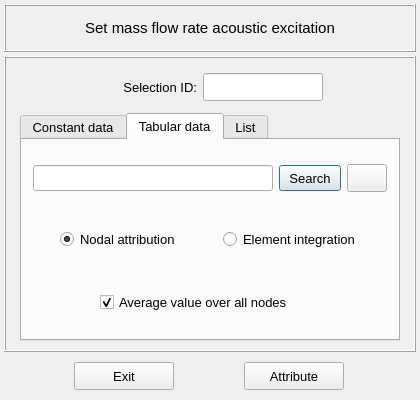
Before: the Qt Designer form vibra/interface/data/ui_files/model/setup/acoustic/mass_flow_rate_inputs.ui in MOPT-UFSC/VIBRA, drawn with Qt 5.
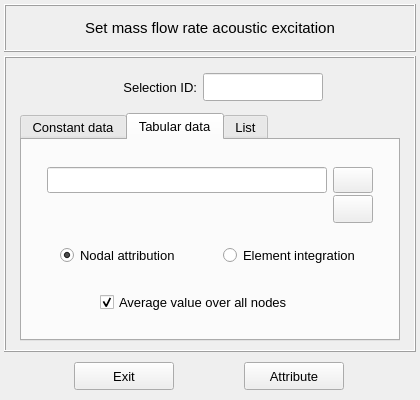
After: the same form once the commit is applied. The open tabs and pages were chosen to show the change. Icons and pictures are not drawn.

What changed in the file:
```diff
--- a/vibra/interface/data/ui_files/model/setup/acoustic/mass_flow_rate_inputs.ui
+++ b/vibra/interface/data/ui_files/model/setup/acoustic/mass_flow_rate_inputs.ui
@@ -682,15 +682,15 @@
           <property name="spacing">
            <number>2</number>
           </property>
-          <item row="2" column="0">
-           <widget class="QFrame" name="frame_21">
+          <item row="3" column="0">
+           <widget class="QFrame" name="frame_16">
             <property name="frameShape">
              <enum>QFrame::NoFrame</enum>
             </property>
             <property name="frameShadow">
              <enum>QFrame::Raised</enum>
             </property>
-            <layout class="QGridLayout" name="gridLayout_17">
+            <layout class="QGridLayout" name="gridLayout_15">
              <property name="leftMargin">
               <number>0</number>
              </property>
@@ -703,11 +703,58 @@
              <property name="bottomMargin">
               <number>0</number>
              </property>
-             <property name="spacing">
-              <number>0</number>
-             </property>
+             <item row="0" column="3">
+              <widget class="QRadioButton" name="radioButton_element_integration_table">
+               <property name="minimumSize">
+                <size>
+                 <width>0</width>
+                 <height>28</height>
+                </size>
+               </property>
+               <property name="maximumSize">
+                <size>
+                 <width>16777215</width>
+                 <height>28</height>
+                </size>
+               </property>
+               <property name="font">
+                <font>
+                 <pointsize>10</pointsize>
+                </font>
+               </property>
+               <property name="text">
+                <string>Element integration</string>
+               </property>
+              </widget>
+             </item>
              <item row="0" column="0">
-              <widget class="QCheckBox" name="checkBox_averaged_table_values">
+              <spacer name="horizontalSpacer_8">
+               <property name="orientation">
+                <enum>Qt::Horizontal</enum>
+               </property>
+               <property name="sizeHint" stdset="0">
+                <size>
+                 <width>40</width>
+                 <height>20</height>
+                </size>
+               </property>
+              </spacer>
+             </item>
+             <item row="0" column="2">
+              <spacer name="horizontalSpacer_9">
+               <property name="orientation">
+                <enum>Qt::Horizontal</enum>
+               </property>
+               <property name="sizeHint" stdset="0">
+                <size>
+                 <width>40</width>
+                 <height>20</height>
+                </size>
+               </property>
+              </spacer>
+             </item>
+             <item row="0" column="1">
+              <widget class="QRadioButton" name="radioButton_nodal_attribution_table">
                <property name="minimumSize">
                 <size>
                  <width>0</width>
@@ -716,7 +763,7 @@
                </property>
                <property name="maximumSize">
                 <size>
-                 <width>220</width>
+                 <width>16777215</width>
                  <height>28</height>
                 </size>
                </property>
@@ -726,17 +773,43 @@
                 </font>
                </property>
                <property name="text">
-                <string>Average value over all nodes</string>
+                <string>Nodal attribution</string>
                </property>
                <property name="checked">
                 <bool>true</bool>
                </property>
               </widget>
              </item>
+             <item row="0" column="4">
+              <spacer name="horizontalSpacer_10">
+               <property name="orientation">
+                <enum>Qt::Horizontal</enum>
+               </property>
+               <property name="sizeHint" stdset="0">
+                <size>
+                 <width>40</width>
+                 <height>20</height>
+                </size>
+               </property>
+              </spacer>
+             </item>
+             <item row="1" column="2">
+              <spacer name="verticalSpacer_4">
+               <property name="orientation">
+                <enum>Qt::Vertical</enum>
+               </property>
+               <property name="sizeHint" stdset="0">
+                <size>
+                 <width>20</width>
+                 <height>40</height>
+                </size>
+               </property>
+              </spacer>
+             </item>
             </layout>
            </widget>
           </item>
-          <item row="0" column="0">
+          <item row="1" column="0">
            <widget class="QFrame" name="frame_9">
             <property name="minimumSize">
              <size>
@@ -795,13 +868,13 @@
                </property>
                <property name="minimumSize">
                 <size>
-                 <width>240</width>
+                 <width>280</width>
                  <height>26</height>
                 </size>
                </property>
                <property name="maximumSize">
                 <size>
-                 <width>260</width>
+                 <width>280</width>
                  <height>26</height>
                 </size>
                </property>
@@ -833,13 +906,13 @@
                </property>
                <property name="minimumSize">
                 <size>
-                 <width>62</width>
+                 <width>40</width>
                  <height>26</height>
                 </size>
                </property>
                <property name="maximumSize">
                 <size>
-                 <width>62</width>
+                 <width>40</width>
                  <height>26</height>
                 </size>
                </property>
@@ -856,7 +929,14 @@
                 <string notr="true"/>
                </property>
                <property name="text">
-                <string>Search</string>
+                <string/>
+               </property>
+               <property name="icon">
+                <iconset resource="../../../../icons/resources.qrc">
+                 <normaloff>:/icons/document_search_blue.png</normaloff>:/icons/document_search_blue.png</iconset>
+               </property>
+               <property name="autoDefault">
+                <bool>false</bool>
                </property>
               </widget>
              </item>
@@ -873,7 +953,7 @@
                </property>
               </spacer>
              </item>
-             <item row="0" column="3">
+             <item row="1" column="2">
               <widget class="QPushButton" name="pushButton_change_frequency_setup">
                <property name="enabled">
                 <bool>true</bool>
@@ -924,20 +1004,23 @@
                  <height>20</height>
                 </size>
                </property>
+               <property name="autoDefault">
+                <bool>false</bool>
+               </property>
               </widget>
              </item>
             </layout>
            </widget>
           </item>
-          <item row="1" column="0">
-           <widget class="QFrame" name="frame_16">
+          <item row="4" column="0">
+           <widget class="QFrame" name="frame_21">
             <property name="frameShape">
              <enum>QFrame::NoFrame</enum>
             </property>
             <property name="frameShadow">
              <enum>QFrame::Raised</enum>
             </property>
-            <layout class="QGridLayout" name="gridLayout_15">
+            <layout class="QGridLayout" name="gridLayout_17">
              <property name="leftMargin">
               <number>0</number>
              </property>
@@ -950,8 +1033,11 @@
              <property name="bottomMargin">
               <number>0</number>
              </property>
-             <item row="0" column="1">
-              <widget class="QRadioButton" name="radioButton_nodal_attribution_table">
+             <property name="spacing">
+              <number>0</number>
+             </property>
+             <item row="0" column="0">
+              <widget class="QCheckBox" name="checkBox_averaged_table_values">
                <property name="minimumSize">
                 <size>
                  <width>0</width>
@@ -960,7 +1046,7 @@
                </property>
                <property name="maximumSize">
                 <size>
-                 <width>16777215</width>
+                 <width>220</width>
                  <height>28</height>
                 </size>
                </property>
@@ -970,79 +1056,55 @@
                 </font>
                </property>
                <property name="text">
-                <string>Nodal attribution</string>
+                <string>Average value over all nodes</string>
                </property>
                <property name="checked">
                 <bool>true</bool>
                </property>
               </widget>
              </item>
-             <item row="0" column="3">
-              <widget class="QRadioButton" name="radioButton_element_integration_table">
-               <property name="minimumSize">
-                <size>
-                 <width>0</width>
-                 <height>28</height>
-                </size>
-               </property>
-               <property name="maximumSize">
-                <size>
-                 <width>16777215</width>
-                 <height>28</height>
-                </size>
-               </property>
-               <property name="font">
-                <font>
-                 <pointsize>10</pointsize>
-                </font>
-               </property>
-               <property name="text">
-                <string>Element integration</string>
-               </property>
-              </widget>
-             </item>
-             <item row="0" column="0">
-              <spacer name="horizontalSpacer_8">
-               <property name="orientation">
-                <enum>Qt::Horizontal</enum>
-               </property>
-               <property name="sizeHint" stdset="0">
-                <size>
-                 <width>40</width>
-                 <height>20</height>
-                </size>
-               </property>
-              </spacer>
-             </item>
-             <item row="0" column="2">
-              <spacer name="horizontalSpacer_9">
-               <property name="orientation">
-                <enum>Qt::Horizontal</enum>
-               </property>
-               <property name="sizeHint" stdset="0">
-                <size>
-                 <width>40</width>
-                 <height>20</height>
-                </size>
-               </property>
-              </spacer>
-             </item>
-             <item row="0" column="4">
-              <spacer name="horizontalSpacer_10">
-               <property name="orientation">
-                <enum>Qt::Horizontal</enum>
-               </property>
-               <property name="sizeHint" stdset="0">
-                <size>
-                 <width>40</width>
-                 <height>20</height>
-                </size>
-               </property>
-              </spacer>
-             </item>
             </layout>
            </widget>
           </item>
+          <item row="0" column="0">
+           <spacer name="verticalSpacer">
+            <property name="orientation">
+             <enum>Qt::Vertical</enum>
+            </property>
+            <property name="sizeHint" stdset="0">
+             <size>
+              <width>20</width>
+              <height>40</height>
+             </size>
+            </property>
+           </spacer>
+          </item>
+          <item row="5" column="0">
+           <spacer name="verticalSpacer_2">
+            <property name="orientation">
+             <enum>Qt::Vertical</enum>
+            </property>
+            <property name="sizeHint" stdset="0">
+             <size>
+              <width>20</width>
+              <height>40</height>
+             </size>
+            </property>
+           </spacer>
+          </item>
+          <item row="2" column="0">
+           <spacer name="verticalSpacer_3">
+            <property name="orientation">
+             <enum>Qt::Vertical</enum>
+            </property>
+            <property name="sizeHint" stdset="0">
+             <size>
+              <width>20</width>
+              <height>40</height>
+             </size>
+            </property>
+           </spacer>
+          </item>
          </layout>
         </widget>
         <widget class="QWidget" name="tab_list">
```
Left out of the diff: 38 changed lines with no effect on the pictures.
